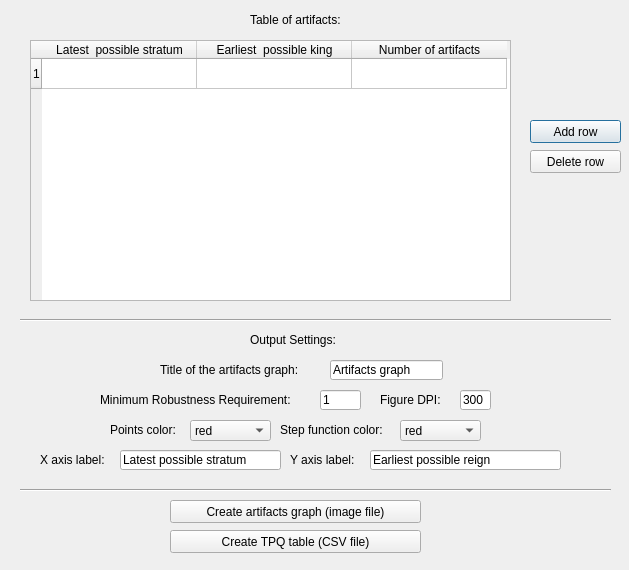
Before: the Qt Designer form TPQ-Page2.ui in Eythan31/TPQ-Composer, drawn with Qt 5.
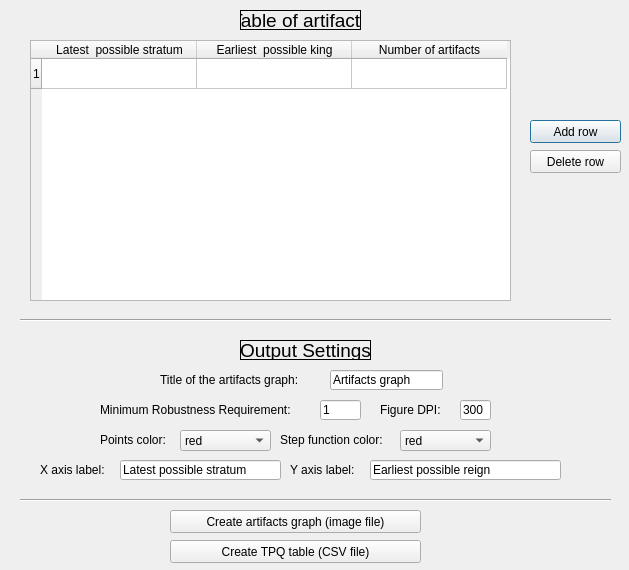
After: the same form once the commit is applied.

The edit to the form file:
```diff
--- a/TPQ-Page2.ui
+++ b/TPQ-Page2.ui
@@ -17,7 +17,7 @@
    <property name="geometry">
     <rect>
      <x>330</x>
-     <y>360</y>
+     <y>370</y>
      <width>113</width>
      <height>20</height>
     </rect>
@@ -30,7 +30,7 @@
    <property name="geometry">
     <rect>
      <x>160</x>
-     <y>360</y>
+     <y>370</y>
      <width>161</width>
      <height>20</height>
     </rect>
@@ -108,21 +108,32 @@
   <widget class="QLabel" name="graphTitleLabel_2">
    <property name="geometry">
     <rect>
-     <x>250</x>
+     <x>240</x>
      <y>10</y>
-     <width>111</width>
+     <width>121</width>
      <height>20</height>
     </rect>
    </property>
+   <property name="font">
+    <font>
+     <pointsize>14</pointsize>
+    </font>
+   </property>
+   <property name="frameShape">
+    <enum>QFrame::Box</enum>
+   </property>
    <property name="text">
-    <string>Table of artifacts:</string>
+    <string>Table of artifacts</string>
+   </property>
+   <property name="alignment">
+    <set>Qt::AlignCenter</set>
    </property>
   </widget>
   <widget class="QLabel" name="graphTitleLabel_4">
    <property name="geometry">
     <rect>
-     <x>110</x>
-     <y>420</y>
+     <x>100</x>
+     <y>430</y>
      <width>81</width>
      <height>20</height>
     </rect>
@@ -135,7 +146,7 @@
    <property name="geometry">
     <rect>
      <x>280</x>
-     <y>420</y>
+     <y>430</y>
      <width>121</width>
      <height>20</height>
     </rect>
@@ -148,7 +159,7 @@
    <property name="geometry">
     <rect>
      <x>380</x>
-     <y>390</y>
+     <y>400</y>
      <width>71</width>
      <height>20</height>
     </rect>
@@ -161,7 +172,7 @@
    <property name="geometry">
     <rect>
      <x>460</x>
-     <y>390</y>
+     <y>400</y>
      <width>31</width>
      <height>20</height>
     </rect>
@@ -174,7 +185,7 @@
    <property name="geometry">
     <rect>
      <x>40</x>
-     <y>450</y>
+     <y>460</y>
      <width>71</width>
      <height>20</height>
     </rect>
@@ -187,7 +198,7 @@
    <property name="geometry">
     <rect>
      <x>120</x>
-     <y>450</y>
+     <y>460</y>
      <width>161</width>
      <height>20</height>
     </rect>
@@ -200,7 +211,7 @@
    <property name="geometry">
     <rect>
      <x>290</x>
-     <y>450</y>
+     <y>460</y>
      <width>71</width>
      <height>20</height>
     </rect>
@@ -213,7 +224,7 @@
    <property name="geometry">
     <rect>
      <x>370</x>
-     <y>450</y>
+     <y>460</y>
      <width>191</width>
      <height>20</height>
     </rect>
@@ -226,7 +237,7 @@
    <property name="geometry">
     <rect>
      <x>170</x>
-     <y>530</y>
+     <y>540</y>
      <width>251</width>
      <height>23</height>
     </rect>
@@ -239,7 +250,7 @@
    <property name="geometry">
     <rect>
      <x>170</x>
-     <y>500</y>
+     <y>510</y>
      <width>251</width>
      <height>23</height>
     </rect>
@@ -265,7 +276,7 @@
    <property name="geometry">
     <rect>
      <x>100</x>
-     <y>390</y>
+     <y>400</y>
      <width>221</width>
      <height>20</height>
     </rect>
@@ -278,7 +289,7 @@
    <property name="geometry">
     <rect>
      <x>320</x>
-     <y>390</y>
+     <y>400</y>
      <width>41</width>
      <height>20</height>
     </rect>
@@ -303,22 +314,33 @@
   <widget class="QLabel" name="graphTitleLabel_11">
    <property name="geometry">
     <rect>
-     <x>250</x>
-     <y>330</y>
-     <width>111</width>
+     <x>240</x>
+     <y>340</y>
+     <width>131</width>
      <height>20</height>
     </rect>
    </property>
+   <property name="font">
+    <font>
+     <pointsize>14</pointsize>
+    </font>
+   </property>
+   <property name="frameShape">
+    <enum>QFrame::Box</enum>
+   </property>
    <property name="text">
-    <string>Output Settings:</string>
+    <string>Output Settings</string>
+   </property>
+   <property name="alignment">
+    <set>Qt::AlignCenter</set>
    </property>
   </widget>
   <widget class="QComboBox" name="pointsColorEdit">
    <property name="geometry">
     <rect>
-     <x>190</x>
-     <y>420</y>
-     <width>81</width>
+     <x>180</x>
+     <y>430</y>
+     <width>91</width>
      <height>21</height>
     </rect>
    </property>
@@ -383,8 +405,8 @@
    <property name="geometry">
     <rect>
      <x>400</x>
-     <y>420</y>
-     <width>81</width>
+     <y>430</y>
+     <width>91</width>
      <height>21</height>
     </rect>
    </property>
@@ -449,7 +471,7 @@
    <property name="geometry">
     <rect>
      <x>20</x>
-     <y>480</y>
+     <y>490</y>
      <width>591</width>
      <height>21</height>
     </rect>
```
